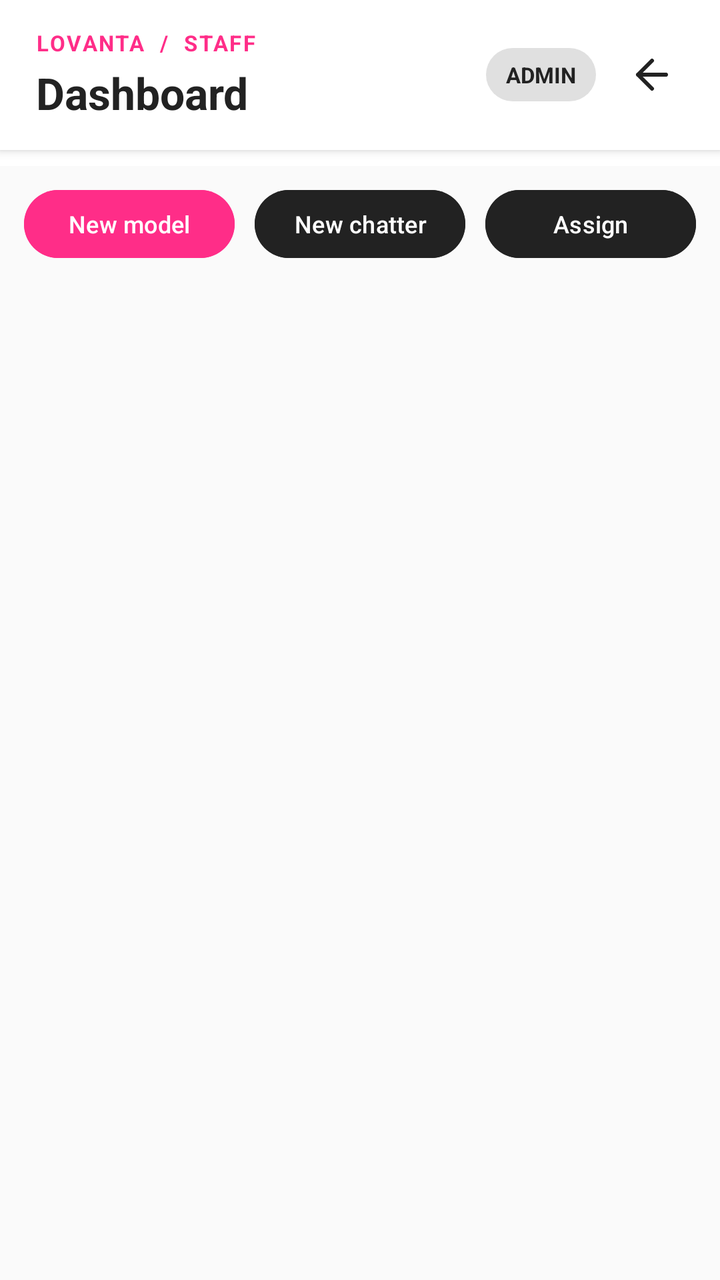
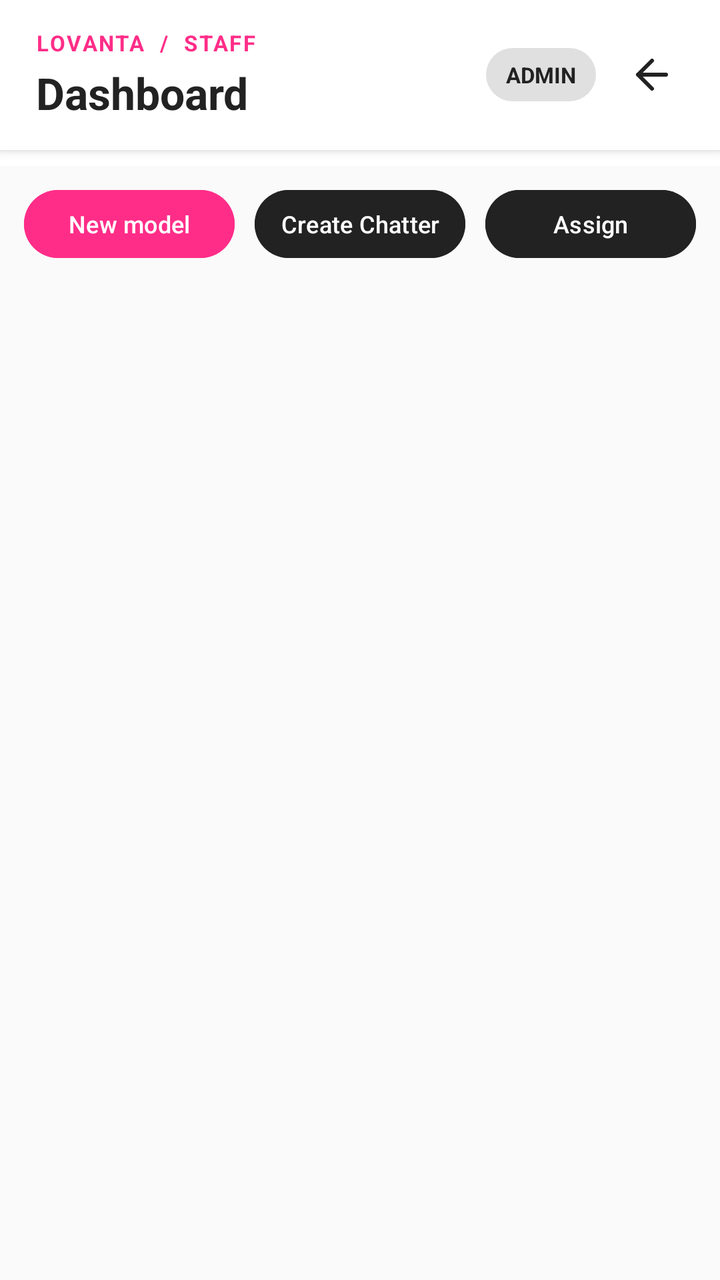

The first picture is an Android layout as it rendered before a commit; the second is the same layout after the commit. The layout source and the unified diff follow.
<!-- AndroidManifest.xml: application theme Theme.Lovanta -->
<!-- res/layout/activity_admin.xml -->
<?xml version="1.0" encoding="utf-8"?>
<LinearLayout xmlns:android="http://schemas.android.com/apk/res/android"
    android:id="@+id/adminRoot"
    android:layout_width="match_parent"
    android:layout_height="match_parent"
    android:background="@color/lovanta_bg"
    android:orientation="vertical">

    <LinearLayout
        android:layout_width="match_parent"
        android:layout_height="wrap_content"
        android:background="@color/lovanta_surface"
        android:elevation="3dp"
        android:gravity="center_vertical"
        android:orientation="horizontal"
        android:paddingStart="18dp"
        android:paddingTop="14dp"
        android:paddingEnd="12dp"
        android:paddingBottom="14dp">

        <LinearLayout
            android:layout_width="0dp"
            android:layout_height="wrap_content"
            android:layout_weight="1"
            android:orientation="vertical">

            <TextView
                android:layout_width="wrap_content"
                android:layout_height="wrap_content"
                android:singleLine="true"
                android:text="LOVANTA  /  STAFF"
                android:textColor="@color/lovanta_pink"
                android:textSize="11sp"
                android:textStyle="bold"
                android:letterSpacing="0.08" />

            <TextView
                android:id="@+id/tvAdminTitle"
                android:layout_width="match_parent"
                android:layout_height="wrap_content"
                android:layout_marginTop="3dp"
                android:ellipsize="end"
                android:maxLines="1"
                android:text="Dashboard"
                android:textColor="@color/lovanta_dark"
                android:textSize="22sp"
                android:textStyle="bold" />
        </LinearLayout>

        <TextView
            android:id="@+id/tvAdminRole"
            android:layout_width="wrap_content"
            android:layout_height="wrap_content"
            android:background="@drawable/bg_pill_inactive"
            android:paddingStart="10dp"
            android:paddingTop="6dp"
            android:paddingEnd="10dp"
            android:paddingBottom="6dp"
            android:text="ADMIN"
            android:textColor="@color/lovanta_dark"
            android:textSize="11sp"
            android:textStyle="bold" />

        <ImageButton
            android:id="@+id/btnAdminLogout"
            android:layout_width="44dp"
            android:layout_height="44dp"
            android:layout_marginStart="6dp"
            android:background="?attr/selectableItemBackgroundBorderless"
            android:contentDescription="Sign out"
            android:padding="10dp"
            android:src="@drawable/ic_arrow_back" />
    </LinearLayout>

    <HorizontalScrollView
        android:layout_width="match_parent"
        android:layout_height="wrap_content"
        android:background="@color/lovanta_surface"
        android:fillViewport="true"
        android:scrollbars="none">

        <LinearLayout
            android:id="@+id/adminNavigation"
            android:layout_width="wrap_content"
            android:layout_height="wrap_content"
            android:orientation="horizontal"
            android:paddingStart="10dp"
            android:paddingEnd="10dp"
            android:paddingBottom="8dp" />
    </HorizontalScrollView>

    <LinearLayout
        android:id="@+id/adminActions"
        android:layout_width="match_parent"
        android:layout_height="wrap_content"
        android:orientation="horizontal"
        android:paddingStart="12dp"
        android:paddingTop="8dp"
        android:paddingEnd="12dp">

        <Button
            android:id="@+id/btnCreateModel"
            android:layout_width="0dp"
            android:layout_height="42dp"
            android:layout_marginEnd="5dp"
            android:layout_weight="1"
            android:backgroundTint="@color/lovanta_pink"
            android:maxLines="1"
            android:minWidth="0dp"
            android:paddingStart="4dp"
            android:paddingEnd="4dp"
            android:text="New model"
            android:textAllCaps="false"
            android:textColor="@color/white"
            android:textSize="12sp" />

        <Button
            android:id="@+id/btnCreateChatter"
            android:layout_width="0dp"
            android:layout_height="42dp"
            android:layout_marginStart="5dp"
            android:layout_marginEnd="5dp"
            android:layout_weight="1"
            android:backgroundTint="@color/lovanta_dark"
            android:maxLines="1"
            android:minWidth="0dp"
            android:paddingStart="4dp"
            android:paddingEnd="4dp"
            android:text="New chatter"
            android:textAllCaps="false"
            android:textColor="@color/white"
            android:textSize="12sp" />

        <Button
            android:id="@+id/btnAssignModel"
            android:layout_width="0dp"
            android:layout_height="42dp"
            android:layout_marginStart="5dp"
            android:layout_weight="1"
            android:backgroundTint="@color/lovanta_dark"
            android:maxLines="1"
            android:minWidth="0dp"
            android:paddingStart="4dp"
            android:paddingEnd="4dp"
            android:text="Assign"
            android:textAllCaps="false"
            android:textColor="@color/white"
            android:textSize="12sp" />
    </LinearLayout>

    <LinearLayout
        android:id="@+id/modelFilters"
        android:layout_width="match_parent"
        android:layout_height="wrap_content"
        android:orientation="horizontal"
        android:paddingStart="16dp"
        android:paddingTop="8dp"
        android:paddingEnd="16dp"
        android:visibility="gone">

        <EditText
            android:id="@+id/adminModelSearch"
            android:layout_width="0dp"
            android:layout_height="48dp"
            android:layout_weight="1"
            android:background="@drawable/bg_pill_inactive"
            android:hint="Search models"
            android:inputType="text"
            android:paddingStart="12dp"
            android:paddingEnd="12dp"
            android:singleLine="true"
            android:textColor="@color/lovanta_dark"
            android:textColorHint="@color/lovanta_gray" />

        <Spinner
            android:id="@+id/adminModelStatus"
            android:layout_width="wrap_content"
            android:layout_height="48dp"
            android:layout_marginStart="8dp"
            android:background="@drawable/bg_pill_inactive"
            android:paddingStart="8dp"
            android:paddingEnd="8dp" />
    </LinearLayout>

    <FrameLayout
        android:layout_width="match_parent"
        android:layout_height="0dp"
        android:layout_weight="1">

        <ScrollView
            android:layout_width="match_parent"
            android:layout_height="match_parent"
            android:clipToPadding="false"
            android:fillViewport="true">

            <LinearLayout
                android:id="@+id/adminContent"
                android:layout_width="match_parent"
                android:layout_height="wrap_content"
                android:orientation="vertical"
                android:paddingStart="16dp"
                android:paddingTop="12dp"
                android:paddingEnd="16dp"
                android:paddingBottom="20dp" />
        </ScrollView>

        <ProgressBar
            android:id="@+id/adminProgress"
            android:layout_width="32dp"
            android:layout_height="32dp"
            android:layout_gravity="center"
            android:visibility="gone" />
    </FrameLayout>
</LinearLayout>
<!-- resources referenced by this layout -->
<resources>
  <color name="lovanta_bg">#FAFAFA</color>
  <color name="lovanta_dark">#222222</color>
  <color name="lovanta_gray">#757575</color>
  <color name="lovanta_pink">#FF2D88</color>
  <color name="lovanta_surface">#FFFFFF</color>
  <color name="white">#FFFFFFFF</color>
  <!-- drawable bg_pill_inactive (drawable) -->
  <?xml version="1.0" encoding="utf-8"?>
  <shape xmlns:android="http://schemas.android.com/apk/res/android"
      android:shape="rectangle">
      <solid android:color="#E0E0E0" />
      <corners android:radius="16dp" />
  </shape>
  <!-- drawable ic_arrow_back (drawable) -->
  <vector xmlns:android="http://schemas.android.com/apk/res/android"
      android:width="24dp"
      android:height="24dp"
      android:viewportWidth="24"
      android:viewportHeight="24">
    <path
        android:strokeColor="#222222"
        android:strokeWidth="2"
        android:strokeLineCap="round"
        android:strokeLineJoin="round"
        android:fillColor="@android:color/transparent"
        android:pathData="M19 12H5 M12 19l-7-7 7-7"/>
  </vector>
  <style name="Theme.Lovanta" parent="Base.Theme.Lovanta" />
  <style name="Base.Theme.Lovanta" parent="Theme.Material3.DayNight.NoActionBar">
          
          
      </style>
</resources>

<!-- the commit's change to res/layout/activity_admin.xml (unified diff, before → after) -->
@@ -126,7 +126,7 @@
             android:minWidth="0dp"
             android:paddingStart="4dp"
             android:paddingEnd="4dp"
-            android:text="New chatter"
+            android:text="Create Chatter"
             android:textAllCaps="false"
             android:textColor="@color/white"
             android:textSize="12sp" />
@@ -174,6 +174,40 @@
 
         <Spinner
             android:id="@+id/adminModelStatus"
+            android:layout_width="wrap_content"
+            android:layout_height="48dp"
+            android:layout_marginStart="8dp"
+            android:background="@drawable/bg_pill_inactive"
+            android:paddingStart="8dp"
+            android:paddingEnd="8dp" />
+    </LinearLayout>
+
+    <LinearLayout
+        android:id="@+id/chatterFilters"
+        android:layout_width="match_parent"
+        android:layout_height="wrap_content"
+        android:orientation="horizontal"
+        android:paddingStart="16dp"
+        android:paddingTop="8dp"
+        android:paddingEnd="16dp"
+        android:visibility="gone">
+
+        <EditText
+            android:id="@+id/adminChatterSearch"
+            android:layout_width="0dp"
+            android:layout_height="48dp"
+            android:layout_weight="1"
+            android:background="@drawable/bg_pill_inactive"
+            android:hint="Search chatters"
+            android:inputType="text"
+            android:paddingStart="12dp"
+            android:paddingEnd="12dp"
+            android:singleLine="true"
+            android:textColor="@color/lovanta_dark"
+            android:textColorHint="@color/lovanta_gray" />
+
+        <Spinner
+            android:id="@+id/adminChatterStatus"
             android:layout_width="wrap_content"
             android:layout_height="48dp"
             android:layout_marginStart="8dp"
